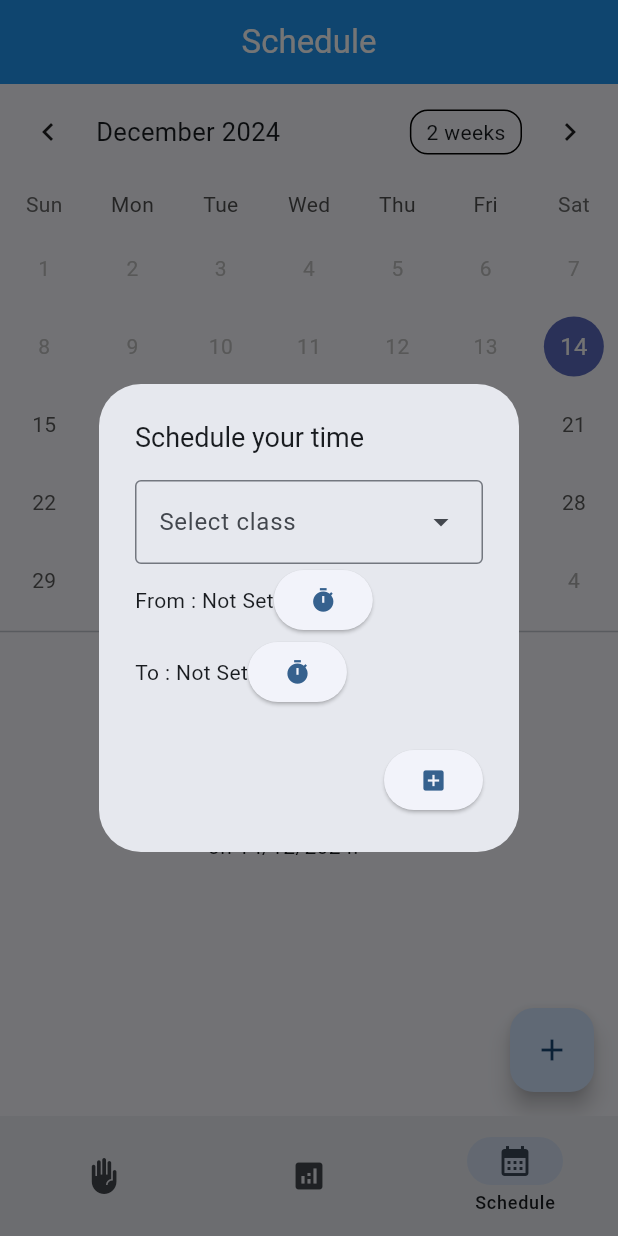
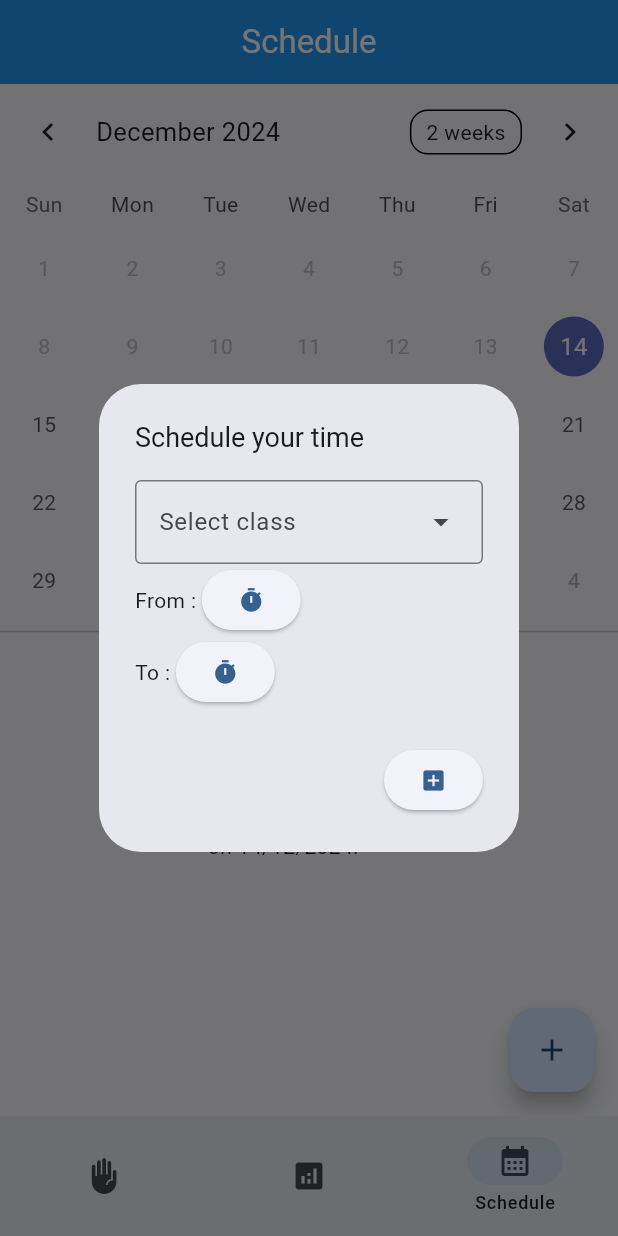
Before and after one commit to Suhail-Sharieff/PROJECT-attendance_app, a Flutter app: the screen it shows after launch, item 3 of the bottom bar chosen, after a tap on the "add" icon, on a phone screen of 412 x 824 dp. Run offline on Flutter 3.47's test engine with Material 3 defaults, Android fonts, the phone set to English and light mode, and no system bars; drawn by our look-alikes of table_calendar; our stand-ins replace accordion, another_flushbar, fluttertoast, freezed_annotation, loading_animation_widget, percent_indicator and 2 more; missing offline and left inert: awesome_flutter_extensions; accounts and stored records are empty.

Commit message:
resolved that calendar glitch

```diff
--- a/lib/pages/teacher_pages/calendar_page.dart
+++ b/lib/pages/teacher_pages/calendar_page.dart
@@ -48,7 +48,7 @@ class _ClassesCalendarState extends State<ClassesCalendar> {
     DateTime parsedTimeWithDate = DateTime(now.year, now.month, now.day, parsedTime.hour, parsedTime.minute);
 
     // Compare the current time with the parsed time
-    return now.isAfter(parsedTimeWithDate);
+    return now.isAfter(parsedTime) && now.isAfter(_focusedDay) ;
   }
 
   String formatDate(DateTime dateTime) {
@@ -61,8 +61,8 @@ class _ClassesCalendarState extends State<ClassesCalendar> {
     return '$day/$month/$year';
   }
 
-  final fromDateContr=TextEditingController(text: 'Not Set');
-  final toDateContr=TextEditingController(text: 'Not Set');
+  final fromDateContr=TextEditingController(text: '');
+  final toDateContr=TextEditingController(text: '');
   TextEditingController classNameContr = TextEditingController();
 
 
@@ -153,7 +153,7 @@ class _ClassesCalendarState extends State<ClassesCalendar> {
             },
           );
         },
-        child: Icon(Icons.add),
+        child: const Icon(Icons.add),
       ),
     );
   }
```
Also changed, not shown: 1 other file.
